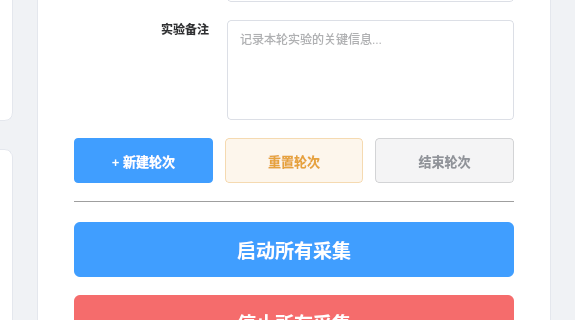
This is forms/SensorPage.ui in Huier-git/Drill2tool as Qt 5 draws it before an edit; both pictures show x 525 to 1100 and y 418 to 738 of the 1100 by 829 pixel window. The edited form follows.
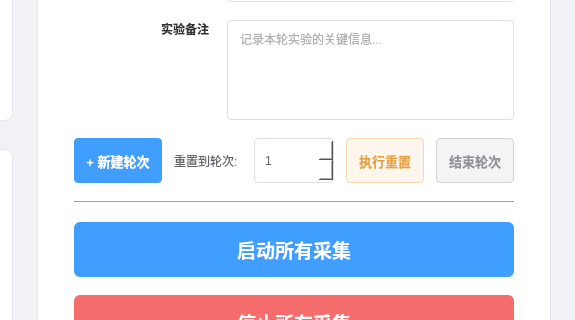
This is the edited form.

Commit message:
feat: 添加可指定目标轮次的重置功能
- UI: 添加输入框让用户选择重置到哪个轮次号
- 删除指定轮次及之后的所有数据（rounds/scalar_samples/vibration_blocks/time_windows）
- 重置 SQLite AUTOINCREMENT 序列，下次新建从目标轮次开始
- 重置后 m_currentRoundId 清零，UI 显示轮次 0

The edit to the form file:
```diff
--- a/forms/SensorPage.ui
+++ b/forms/SensorPage.ui
@@ -849,6 +849,32 @@
             </property>
            </widget>
           </item>
+          <item>
+           <widget class="QLabel" name="label_reset_target">
+            <property name="text">
+             <string>重置到轮次:</string>
+            </property>
+           </widget>
+          </item>
+          <item>
+           <widget class="QSpinBox" name="spin_reset_target">
+            <property name="minimumSize">
+             <size>
+              <width>80</width>
+              <height>45</height>
+             </size>
+            </property>
+            <property name="minimum">
+             <number>1</number>
+            </property>
+            <property name="maximum">
+             <number>9999</number>
+            </property>
+            <property name="value">
+             <number>1</number>
+            </property>
+           </widget>
+          </item>
           <item>
            <widget class="QPushButton" name="btn_reset_round">
             <property name="minimumSize">
@@ -858,7 +884,7 @@
              </size>
             </property>
             <property name="text">
-             <string>重置轮次</string>
+             <string>执行重置</string>
             </property>
            </widget>
           </item>
```
The commit also changes 5 other files.
